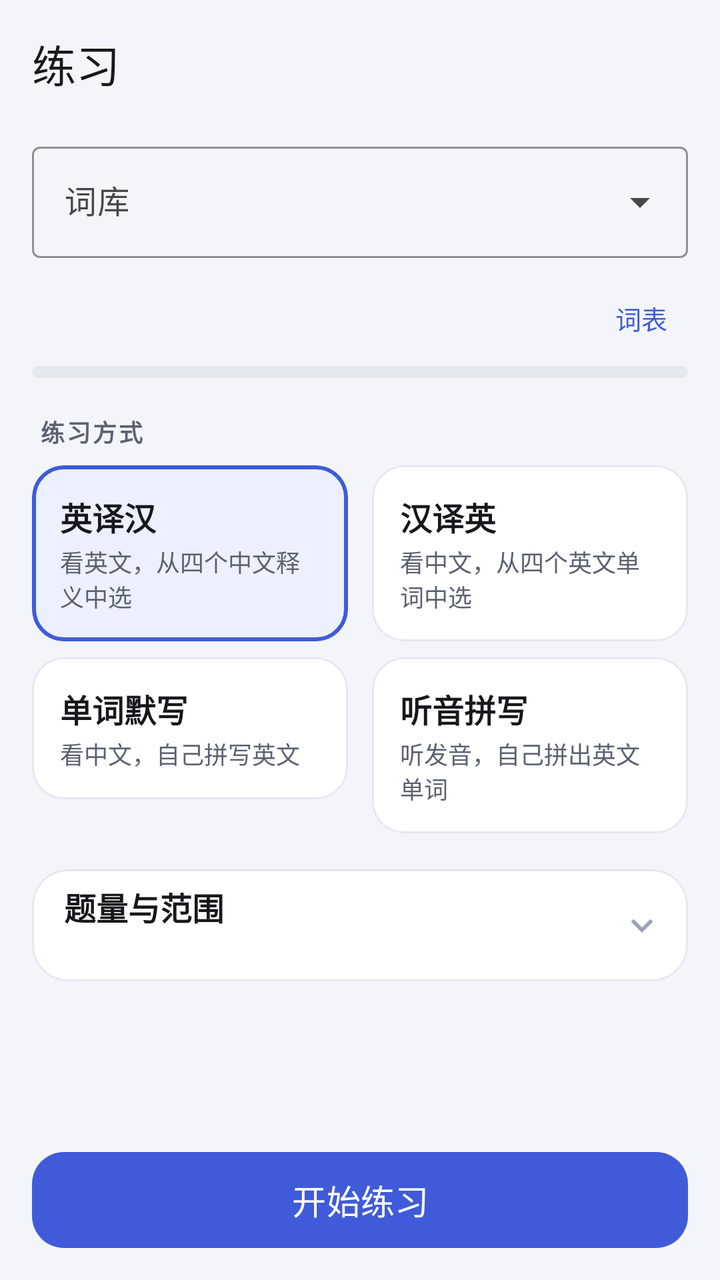
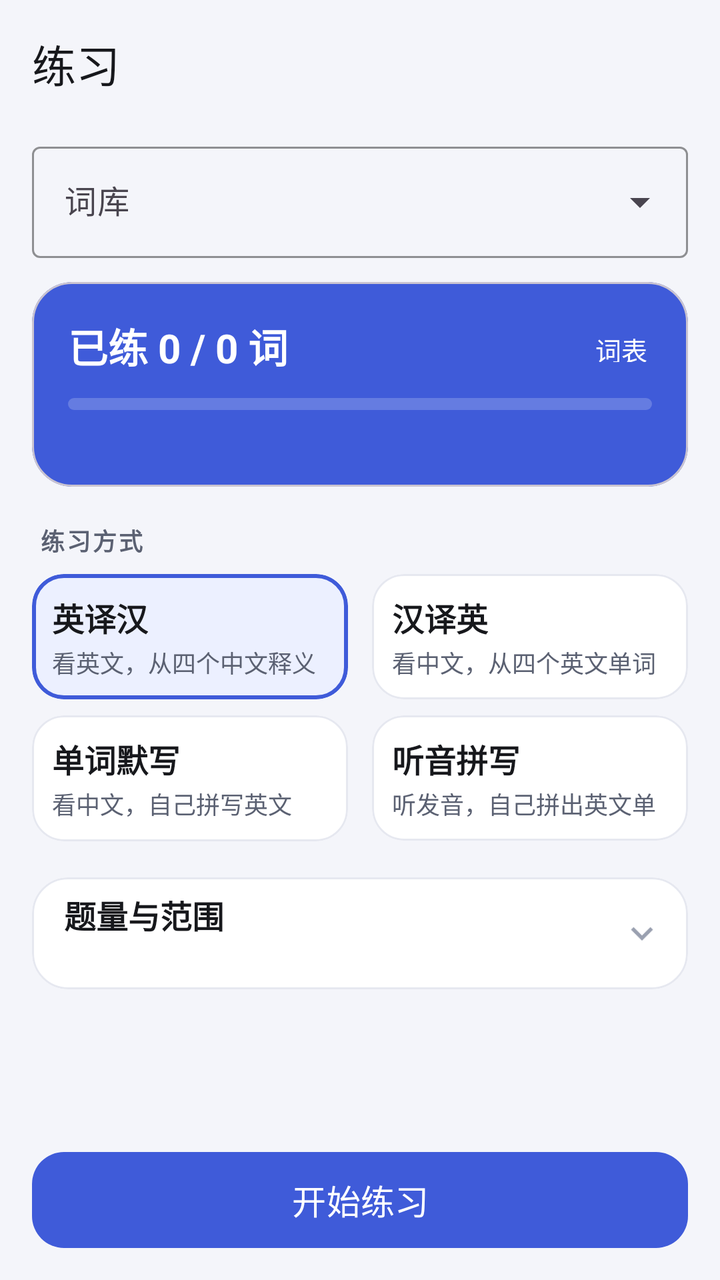

Two renders of the same Android screen: before a commit and after it. Below are the layout's source before the change and the commit's diff.
<!-- AndroidManifest.xml: application theme Theme.WordDrill -->
<!-- res/layout/fragment_practice.xml -->
<?xml version="1.0" encoding="utf-8"?>
<LinearLayout xmlns:android="http://schemas.android.com/apk/res/android"
    xmlns:app="http://schemas.android.com/apk/res-auto"
    android:id="@+id/root"
    android:layout_width="match_parent"
    android:layout_height="match_parent"
    android:background="@color/bg"
    android:focusableInTouchMode="true"
    android:orientation="vertical">

    <com.google.android.material.appbar.MaterialToolbar
        android:id="@+id/toolbar"
        style="@style/Toolbar.WordDrill"
        android:layout_width="match_parent"
        android:layout_height="?attr/actionBarSize"
        app:title="@string/tab_practice"
        app:titleTextAppearance="@style/TextAppearance.Material3.TitleLarge" />

    <ScrollView
        android:layout_width="match_parent"
        android:layout_height="0dp"
        android:layout_weight="1"
        android:clipToPadding="false"
        android:fillViewport="true">

        <LinearLayout
            android:layout_width="match_parent"
            android:layout_height="wrap_content"
            android:orientation="vertical"
            android:paddingStart="16dp"
            android:paddingTop="4dp"
            android:paddingEnd="16dp"
            android:paddingBottom="16dp">

            <com.google.android.material.textfield.TextInputLayout
                android:id="@+id/tilBook"
                style="@style/Widget.Material3.TextInputLayout.OutlinedBox.ExposedDropdownMenu"
                android:layout_width="match_parent"
                android:layout_height="wrap_content"
                android:hint="@string/label_book"
                app:boxStrokeColor="@color/brand">

                <com.google.android.material.textfield.MaterialAutoCompleteTextView
                    android:id="@+id/etBook"
                    android:layout_width="match_parent"
                    android:layout_height="wrap_content"
                    android:cursorVisible="false"
                    android:focusable="false"
                    android:focusableInTouchMode="false"
                    android:inputType="none"
                    android:textSize="16sp" />
            </com.google.android.material.textfield.TextInputLayout>

            <LinearLayout
                android:layout_width="match_parent"
                android:layout_height="wrap_content"
                android:layout_marginTop="10dp"
                android:gravity="center_vertical"
                android:orientation="horizontal">

                <TextView
                    android:id="@+id/tvBookProgress"
                    android:layout_width="0dp"
                    android:layout_height="wrap_content"
                    android:layout_weight="1"
                    android:ellipsize="end"
                    android:maxLines="1"
                    android:textColor="@color/text_secondary"
                    android:textSize="12sp" />

                <com.google.android.material.button.MaterialButton
                    android:id="@+id/btnOpenList"
                    style="@style/Widget.Material3.Button.TextButton"
                    android:layout_width="wrap_content"
                    android:layout_height="wrap_content"
                    android:minWidth="0dp"
                    android:minHeight="40dp"
                    android:paddingStart="10dp"
                    android:paddingEnd="10dp"
                    android:text="@string/label_word_list"
                    android:textSize="13sp" />
            </LinearLayout>

            <com.google.android.material.progressindicator.LinearProgressIndicator
                android:id="@+id/pbBook"
                android:layout_width="match_parent"
                android:layout_height="wrap_content"
                android:layout_marginTop="4dp"
                android:max="100"
                app:indicatorColor="@color/brand"
                app:trackColor="@color/divider"
                app:trackCornerRadius="3dp"
                app:trackStopIndicatorSize="0dp"
                app:trackThickness="6dp" />

            <TextView
                style="@style/Text.SectionLabel"
                android:layout_width="wrap_content"
                android:layout_height="wrap_content"
                android:layout_marginTop="18dp"
                android:layout_marginStart="4dp"
                android:text="@string/label_mode" />

            <LinearLayout
                android:layout_width="match_parent"
                android:layout_height="wrap_content"
                android:layout_marginTop="8dp"
                android:baselineAligned="false"
                android:orientation="horizontal">

                <com.google.android.material.card.MaterialCardView
                    android:id="@+id/cardEnZh"
                    android:layout_width="0dp"
                    android:layout_height="wrap_content"
                    android:layout_marginEnd="6dp"
                    android:layout_weight="1"
                    android:clickable="true"
                    android:focusable="true"
                    android:foreground="?attr/selectableItemBackground"
                    app:cardBackgroundColor="@color/brand_soft"
                    app:cardCornerRadius="16dp"
                    app:cardElevation="0dp"
                    app:strokeColor="@color/brand"
                    app:strokeWidth="2dp">

                    <LinearLayout
                        android:layout_width="match_parent"
                        android:layout_height="wrap_content"
                        android:orientation="vertical"
                        android:padding="14dp">

                        <TextView
                            style="@style/Text.CardTitle"
                            android:layout_width="wrap_content"
                            android:layout_height="wrap_content"
                            android:text="@string/mode_en_zh" />

                        <TextView
                            style="@style/Text.CardSubtitle"
                            android:layout_width="match_parent"
                            android:layout_height="wrap_content"
                            android:layout_marginTop="2dp"
                            android:maxLines="2"
                            android:text="@string/mode_en_zh_desc" />
                    </LinearLayout>
                </com.google.android.material.card.MaterialCardView>

                <com.google.android.material.card.MaterialCardView
                    android:id="@+id/cardZhEn"
                    android:layout_width="0dp"
                    android:layout_height="wrap_content"
                    android:layout_marginStart="6dp"
                    android:layout_weight="1"
                    android:clickable="true"
                    android:focusable="true"
                    android:foreground="?attr/selectableItemBackground"
                    app:cardBackgroundColor="@color/surface"
                    app:cardCornerRadius="16dp"
                    app:cardElevation="0dp"
                    app:strokeColor="@color/divider"
                    app:strokeWidth="1dp">

                    <LinearLayout
                        android:layout_width="match_parent"
                        android:layout_height="wrap_content"
                        android:orientation="vertical"
                        android:padding="14dp">

                        <TextView
                            style="@style/Text.CardTitle"
                            android:layout_width="wrap_content"
                            android:layout_height="wrap_content"
                            android:text="@string/mode_zh_en" />

                        <TextView
                            style="@style/Text.CardSubtitle"
                            android:layout_width="match_parent"
                            android:layout_height="wrap_content"
                            android:layout_marginTop="2dp"
                            android:maxLines="2"
                            android:text="@string/mode_zh_en_desc" />
                    </LinearLayout>
                </com.google.android.material.card.MaterialCardView>
            </LinearLayout>

            <LinearLayout
                android:layout_width="match_parent"
                android:layout_height="wrap_content"
                android:layout_marginTop="8dp"
                android:baselineAligned="false"
                android:orientation="horizontal">

                <com.google.android.material.card.MaterialCardView
                    android:id="@+id/cardSpell"
                    android:layout_width="0dp"
                    android:layout_height="wrap_content"
                    android:layout_marginEnd="6dp"
                    android:layout_weight="1"
                    android:clickable="true"
                    android:focusable="true"
                    android:foreground="?attr/selectableItemBackground"
                    app:cardBackgroundColor="@color/surface"
                    app:cardCornerRadius="16dp"
                    app:cardElevation="0dp"
                    app:strokeColor="@color/divider"
                    app:strokeWidth="1dp">

                    <LinearLayout
                        android:layout_width="match_parent"
                        android:layout_height="wrap_content"
                        android:orientation="vertical"
                        android:padding="14dp">

                        <TextView
                            style="@style/Text.CardTitle"
                            android:layout_width="wrap_content"
                            android:layout_height="wrap_content"
                            android:text="@string/mode_spell" />

                        <TextView
                            style="@style/Text.CardSubtitle"
                            android:layout_width="match_parent"
                            android:layout_height="wrap_content"
                            android:layout_marginTop="2dp"
                            android:maxLines="2"
                            android:text="@string/mode_spell_desc" />
                    </LinearLayout>
                </com.google.android.material.card.MaterialCardView>

                <com.google.android.material.card.MaterialCardView
                    android:id="@+id/cardListen"
                    android:layout_width="0dp"
                    android:layout_height="wrap_content"
                    android:layout_marginStart="6dp"
                    android:layout_weight="1"
                    android:clickable="true"
                    android:focusable="true"
                    android:foreground="?attr/selectableItemBackground"
                    app:cardBackgroundColor="@color/surface"
                    app:cardCornerRadius="16dp"
                    app:cardElevation="0dp"
                    app:strokeColor="@color/divider"
                    app:strokeWidth="1dp">

                    <LinearLayout
                        android:layout_width="match_parent"
                        android:layout_height="wrap_content"
                        android:orientation="vertical"
                        android:padding="14dp">

                        <TextView
                            style="@style/Text.CardTitle"
                            android:layout_width="wrap_content"
                            android:layout_height="wrap_content"
                            android:text="@string/mode_listen" />

                        <TextView
                            style="@style/Text.CardSubtitle"
                            android:layout_width="match_parent"
                            android:layout_height="wrap_content"
                            android:layout_marginTop="2dp"
                            android:maxLines="2"
                            android:text="@string/mode_listen_desc" />
                    </LinearLayout>
                </com.google.android.material.card.MaterialCardView>
            </LinearLayout>

            <com.google.android.material.card.MaterialCardView
                android:layout_width="match_parent"
                android:layout_height="wrap_content"
                android:layout_marginTop="18dp"
                app:cardBackgroundColor="@color/surface"
                app:cardCornerRadius="18dp"
                app:cardElevation="0dp"
                app:strokeColor="@color/divider"
                app:strokeWidth="1dp">

                <LinearLayout
                    android:layout_width="match_parent"
                    android:layout_height="wrap_content"
                    android:orientation="vertical">

                    <LinearLayout
                        android:id="@+id/rowSettings"
                        android:layout_width="match_parent"
                        android:layout_height="wrap_content"
                        android:background="?attr/selectableItemBackground"
                        android:clickable="true"
                        android:focusable="true"
                        android:gravity="center_vertical"
                        android:minHeight="56dp"
                        android:orientation="horizontal"
                        android:paddingStart="16dp"
                        android:paddingEnd="12dp">

                        <LinearLayout
                            android:layout_width="0dp"
                            android:layout_height="wrap_content"
                            android:layout_weight="1"
                            android:orientation="vertical">

                            <TextView
                                style="@style/Text.CardTitle"
                                android:layout_width="wrap_content"
                                android:layout_height="wrap_content"
                                android:text="@string/label_count_range" />

                            <TextView
                                android:id="@+id/tvSettingsSummary"
                                android:layout_width="wrap_content"
                                android:layout_height="wrap_content"
                                android:layout_marginTop="2dp"
                                android:textColor="@color/text_hint"
                                android:textSize="12sp" />
                        </LinearLayout>

                        <ImageView
                            android:id="@+id/ivExpand"
                            android:layout_width="22dp"
                            android:layout_height="22dp"
                            android:contentDescription="@null"
                            android:rotation="90"
                            android:src="@drawable/ic_chevron_right"
                            app:tint="@color/text_hint" />
                    </LinearLayout>

                    <LinearLayout
                        android:id="@+id/settingsBody"
                        android:layout_width="match_parent"
                        android:layout_height="wrap_content"
                        android:orientation="vertical"
                        android:paddingStart="16dp"
                        android:paddingEnd="16dp"
                        android:paddingBottom="16dp"
                        android:visibility="gone">

                        <View
                            android:layout_width="match_parent"
                            android:layout_height="1dp"
                            android:layout_marginBottom="14dp"
                            android:background="@color/divider" />

                        <LinearLayout
                            android:layout_width="match_parent"
                            android:layout_height="wrap_content"
                            android:gravity="center_vertical"
                            android:orientation="horizontal">

                            <TextView
                                android:layout_width="0dp"
                                android:layout_height="wrap_content"
                                android:layout_weight="1"
                                android:text="@string/label_count"
                                android:textColor="@color/text_primary"
                                android:textSize="14sp" />

                            <com.google.android.material.textfield.TextInputLayout
                                android:id="@+id/tilCount"
                                style="@style/Widget.Material3.TextInputLayout.OutlinedBox"
                                android:layout_width="96dp"
                                android:layout_height="wrap_content"
                                app:boxStrokeColor="@color/brand">

                                <com.google.android.material.textfield.TextInputEditText
                                    android:id="@+id/etCount"
                                    android:layout_width="match_parent"
                                    android:layout_height="wrap_content"
                                    android:gravity="center"
                                    android:imeOptions="actionDone"
                                    android:inputType="number"
                                    android:maxLength="3"
                                    android:text="20"
                                    android:textSize="16sp" />
                            </com.google.android.material.textfield.TextInputLayout>
                        </LinearLayout>

                        <TextView
                            android:id="@+id/tvRangeHint"
                            android:layout_width="match_parent"
                            android:layout_height="wrap_content"
                            android:layout_marginTop="14dp"
                            android:text="@string/label_range"
                            android:textColor="@color/text_primary"
                            android:textSize="14sp" />

                        <TextView
                            android:id="@+id/tvRangeSub"
                            android:layout_width="wrap_content"
                            android:layout_height="wrap_content"
                            android:layout_marginTop="2dp"
                            android:textColor="@color/text_hint"
                            android:textSize="12sp" />

                        <LinearLayout
                            android:layout_width="match_parent"
                            android:layout_height="wrap_content"
                            android:layout_marginTop="8dp"
                            android:baselineAligned="false"
                            android:orientation="horizontal">

                            <com.google.android.material.textfield.TextInputLayout
                                style="@style/Widget.Material3.TextInputLayout.OutlinedBox"
                                android:layout_width="0dp"
                                android:layout_height="wrap_content"
                                android:layout_marginEnd="8dp"
                                android:layout_weight="1"
                                android:hint="@string/range_start">

                                <com.google.android.material.textfield.TextInputEditText
                                    android:id="@+id/etStart"
                                    android:layout_width="match_parent"
                                    android:layout_height="wrap_content"
                                    android:imeOptions="actionNext"
                                    android:inputType="number"
                                    android:maxLength="5"
                                    android:textSize="16sp" />
                            </com.google.android.material.textfield.TextInputLayout>

                            <com.google.android.material.textfield.TextInputLayout
                                style="@style/Widget.Material3.TextInputLayout.OutlinedBox"
                                android:layout_width="0dp"
                                android:layout_height="wrap_content"
                                android:layout_weight="1"
                                android:hint="@string/range_end">

                                <com.google.android.material.textfield.TextInputEditText
                                    android:id="@+id/etEnd"
                                    android:layout_width="match_parent"
                                    android:layout_height="wrap_content"
                                    android:imeOptions="actionDone"
                                    android:inputType="number"
                                    android:maxLength="5"
                                    android:textSize="16sp" />
                            </com.google.android.material.textfield.TextInputLayout>
                        </LinearLayout>

                        <com.google.android.material.checkbox.MaterialCheckBox
                            android:id="@+id/cbAllowRepeat"
                            android:layout_width="match_parent"
                            android:layout_height="wrap_content"
                            android:layout_marginTop="10dp"
                            android:minHeight="48dp"
                            android:text="@string/allow_repeat"
                            android:textSize="14sp" />
                    </LinearLayout>
                </LinearLayout>
            </com.google.android.material.card.MaterialCardView>
        </LinearLayout>
    </ScrollView>

    <com.google.android.material.button.MaterialButton
        android:id="@+id/btnStart"
        android:layout_width="match_parent"
        android:layout_height="56dp"
        android:layout_marginStart="16dp"
        android:layout_marginTop="6dp"
        android:layout_marginEnd="16dp"
        android:layout_marginBottom="12dp"
        android:text="@string/start_practice"
        android:textSize="17sp"
        app:cornerRadius="16dp" />
</LinearLayout>
<!-- resources referenced by this layout -->
<resources>
  <color name="bg">#F4F5FA</color>
  <color name="brand">#3F5BD9</color>
  <color name="brand_soft">#ECF0FF</color>
  <color name="divider">#E6E8F0</color>
  <color name="surface">#FFFFFF</color>
  <color name="text_hint">#9AA0B0</color>
  <color name="text_primary">#17181C</color>
  <color name="text_secondary">#5B6172</color>
  <!-- drawable ic_chevron_right (drawable) -->
  <?xml version="1.0" encoding="utf-8"?>
  <vector xmlns:android="http://schemas.android.com/apk/res/android"
      android:width="24dp"
      android:height="24dp"
      android:viewportWidth="24"
      android:viewportHeight="24">
      <path
          android:fillColor="#FFFFFF"
          android:pathData="M10,6L8.59,7.41 13.17,12l-4.58,4.59L10,18l6,-6z" />
  </vector>
  <string name="allow_repeat">允许重复抽到已练过的单词</string>
  <string name="label_book">词库</string>
  <string name="label_count">每次题量</string>
  <string name="label_count_range">题量与范围</string>
  <string name="label_mode">练习方式</string>
  <string name="label_range">练习范围（词库索引）</string>
  <string name="label_word_list">词表</string>
  <string name="mode_en_zh">英译汉</string>
  <string name="mode_en_zh_desc">看英文，从四个中文释义中选</string>
  <string name="mode_listen">听音拼写</string>
  <string name="mode_listen_desc">听发音，自己拼出英文单词</string>
  <string name="mode_spell">单词默写</string>
  <string name="mode_spell_desc">看中文，自己拼写英文</string>
  <string name="mode_zh_en">汉译英</string>
  <string name="mode_zh_en_desc">看中文，从四个英文单词中选</string>
  <string name="range_end">结束</string>
  <string name="range_start">起始</string>
  <string name="start_practice">开始练习</string>
  <string name="tab_practice">练习</string>
  <style name="Text.CardSubtitle" parent="">
          <item name="android:textSize">12sp</item>
          <item name="android:textColor">@color/text_secondary</item>
      </style>
  <style name="Text.CardTitle" parent="">
          <item name="android:textSize">16sp</item>
          <item name="android:textColor">@color/text_primary</item>
          <item name="android:textStyle">bold</item>
      </style>
  <style name="Text.SectionLabel" parent="">
          <item name="android:textSize">12sp</item>
          <item name="android:textColor">@color/text_secondary</item>
          <item name="android:letterSpacing">0.08</item>
          <item name="android:textStyle">bold</item>
      </style>
  <style name="Toolbar.WordDrill" parent="Widget.Material3.Toolbar">
          <item name="android:background">@color/bg</item>
          <item name="titleTextColor">@color/text_primary</item>
          <item name="subtitleTextColor">@color/text_secondary</item>
          <item name="navigationIconTint">@color/text_primary</item>
      </style>
  <style name="Theme.WordDrill" parent="Theme.Material3.DayNight.NoActionBar">
          <item name="colorPrimary">@color/brand</item>
          <item name="colorOnPrimary">@color/white</item>
          <item name="colorPrimaryContainer">@color/brand_container</item>
          <item name="colorOnPrimaryContainer">@color/brand_dark</item>
          <item name="colorSecondary">@color/accent</item>
          <item name="colorSurface">@color/surface</item>
          <item name="android:colorBackground">@color/bg</item>
          <item name="android:windowBackground">@color/bg</item>
          <item name="android:statusBarColor">@color/bg</item>
          <item name="android:navigationBarColor">@color/bg</item>
          <item name="android:windowLightStatusBar">@bool/light_status_bar</item>
      </style>
  <color name="white">#FFFFFF</color>
  <color name="brand_container">#E4E9FF</color>
  <color name="brand_dark">#1D2B6B</color>
  <color name="accent">#F2A03D</color>
</resources>

<!-- the commit's change to res/layout/fragment_practice.xml (unified diff, before → after) -->
@@ -51,47 +51,79 @@
                     android:textSize="16sp" />
             </com.google.android.material.textfield.TextInputLayout>
 
-            <LinearLayout
+            <com.google.android.material.card.MaterialCardView
+                android:id="@+id/cardProgress"
                 android:layout_width="match_parent"
                 android:layout_height="wrap_content"
-                android:layout_marginTop="10dp"
-                android:gravity="center_vertical"
-                android:orientation="horizontal">
-
-                <TextView
-                    android:id="@+id/tvBookProgress"
-                    android:layout_width="0dp"
-                    android:layout_height="wrap_content"
-                    android:layout_weight="1"
-                    android:ellipsize="end"
-                    android:maxLines="1"
-                    android:textColor="@color/text_secondary"
-                    android:textSize="12sp" />
-
-                <com.google.android.material.button.MaterialButton
-                    android:id="@+id/btnOpenList"
-                    style="@style/Widget.Material3.Button.TextButton"
-                    android:layout_width="wrap_content"
-                    android:layout_height="wrap_content"
-                    android:minWidth="0dp"
-                    android:minHeight="40dp"
-                    android:paddingStart="10dp"
+                android:layout_marginTop="12dp"
+                android:clickable="true"
+                android:focusable="true"
+                android:foreground="?attr/selectableItemBackground"
+                app:cardBackgroundColor="@color/brand"
+                app:cardCornerRadius="20dp"
+                app:cardElevation="0dp">
+
+                <LinearLayout
+                    android:layout_width="match_parent"
+                    android:layout_height="wrap_content"
+                    android:orientation="vertical"
+                    android:paddingStart="18dp"
+                    android:paddingTop="14dp"
                     android:paddingEnd="10dp"
-                    android:text="@string/label_word_list"
-                    android:textSize="13sp" />
-            </LinearLayout>
-
-            <com.google.android.material.progressindicator.LinearProgressIndicator
-                android:id="@+id/pbBook"
-                android:layout_width="match_parent"
-                android:layout_height="wrap_content"
-                android:layout_marginTop="4dp"
-                android:max="100"
-                app:indicatorColor="@color/brand"
-                app:trackColor="@color/divider"
-                app:trackCornerRadius="3dp"
-                app:trackStopIndicatorSize="0dp"
-                app:trackThickness="6dp" />
+                    android:paddingBottom="14dp">
+
+                    <LinearLayout
+                        android:layout_width="match_parent"
+                        android:layout_height="wrap_content"
+                        android:gravity="center_vertical"
+                        android:orientation="horizontal">
+
+                        <TextView
+                            android:id="@+id/tvHeroTitle"
+                            android:layout_width="0dp"
+                            android:layout_height="wrap_content"
+                            android:layout_weight="1"
+                            android:text="已练 0 / 0 词"
+                            android:textColor="@color/white"
+                            android:textSize="20sp"
+                            android:textStyle="bold" />
+
+                        <com.google.android.material.button.MaterialButton
+                            android:id="@+id/btnOpenList"
+                            style="@style/Widget.Material3.Button.TextButton"
+                            android:layout_width="wrap_content"
+                            android:layout_height="36dp"
+                            android:minWidth="0dp"
+                            android:paddingStart="10dp"
+                            android:paddingEnd="10dp"
+                            android:text="@string/label_word_list"
+                            android:textColor="@color/white"
+                            android:textSize="13sp" />
+                    </LinearLayout>
+
+                    <com.google.android.material.progressindicator.LinearProgressIndicator
+                        android:id="@+id/pbHero"
+                        android:layout_width="match_parent"
+                        android:layout_height="wrap_content"
+                        android:layout_marginTop="8dp"
+                        android:layout_marginEnd="8dp"
+                        android:max="100"
+                        app:indicatorColor="@color/white"
+                        app:trackColor="#33FFFFFF"
+                        app:trackCornerRadius="3dp"
+                        app:trackStopIndicatorSize="0dp"
+                        app:trackThickness="6dp" />
+
+                    <TextView
+                        android:id="@+id/tvHeroSub"
+                        android:layout_width="match_parent"
+                        android:layout_height="wrap_content"
+                        android:layout_marginTop="8dp"
+                        android:layout_marginEnd="8dp"
+                        android:textColor="#B9C4FF"
+                        android:textSize="12sp" />
+                </LinearLayout>
+            </com.google.android.material.card.MaterialCardView>
 
             <TextView
                 style="@style/Text.SectionLabel"
@@ -127,7 +159,7 @@
                         android:layout_width="match_parent"
                         android:layout_height="wrap_content"
                         android:orientation="vertical"
-                        android:padding="14dp">
+                        android:padding="10dp">
 
                         <TextView
                             style="@style/Text.CardTitle"
@@ -140,7 +172,7 @@
                             android:layout_width="match_parent"
                             android:layout_height="wrap_content"
                             android:layout_marginTop="2dp"
-                            android:maxLines="2"
+                            android:maxLines="1"
                             android:text="@string/mode_en_zh_desc" />
                     </LinearLayout>
                 </com.google.android.material.card.MaterialCardView>
@@ -164,7 +196,7 @@
                         android:layout_width="match_parent"
                         android:layout_height="wrap_content"
                         android:orientation="vertical"
-                        android:padding="14dp">
+                        android:padding="10dp">
 
                         <TextView
                             style="@style/Text.CardTitle"
@@ -177,7 +209,7 @@
                             android:layout_width="match_parent"
                             android:layout_height="wrap_content"
                             android:layout_marginTop="2dp"
-                            android:maxLines="2"
+                            android:maxLines="1"
                             android:text="@string/mode_zh_en_desc" />
                     </LinearLayout>
                 </com.google.android.material.card.MaterialCardView>
@@ -209,7 +241,7 @@
                         android:layout_width="match_parent"
                         android:layout_height="wrap_content"
                         android:orientation="vertical"
-                        android:padding="14dp">
+                        android:padding="10dp">
 
                         <TextView
                             style="@style/Text.CardTitle"
@@ -222,7 +254,7 @@
                             android:layout_width="match_parent"
                             android:layout_height="wrap_content"
                             android:layout_marginTop="2dp"
-                            android:maxLines="2"
+                            android:maxLines="1"
                             android:text="@string/mode_spell_desc" />
                     </LinearLayout>
                 </com.google.android.material.card.MaterialCardView>
@@ -246,7 +278,7 @@
                         android:layout_width="match_parent"
                         android:layout_height="wrap_content"
                         android:orientation="vertical"
-                        android:padding="14dp">
+                        android:padding="10dp">
 
                         <TextView
                             style="@style/Text.CardTitle"
@@ -259,7 +291,7 @@
                             android:layout_width="match_parent"
                             android:layout_height="wrap_content"
                             android:layout_marginTop="2dp"
-                            android:maxLines="2"
+                            android:maxLines="1"
                             android:text="@string/mode_listen_desc" />
                     </LinearLayout>
                 </com.google.android.material.card.MaterialCardView>
